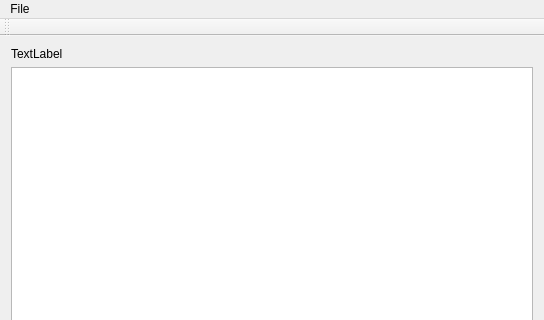
Old version of the form mainwindow.ui in the repository j71200/DentistHelper; both pictures show x 0 to 544 and y 0 to 320 of the 544 by 541 pixel window.
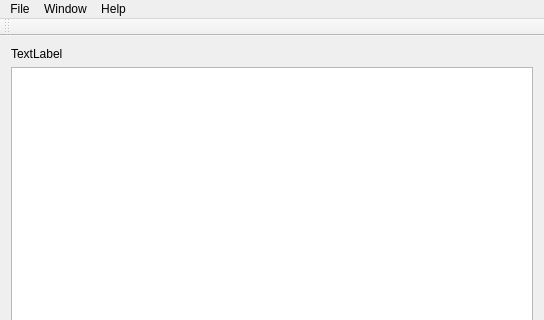
New version of the form.

Commit message: Enhance tool bar

```diff
--- a/mainwindow.ui
+++ b/mainwindow.ui
@@ -48,7 +48,19 @@
      <string>File</string>
     </property>
    </widget>
+   <widget class="QMenu" name="menuWindow">
+    <property name="title">
+     <string>Window</string>
+    </property>
+   </widget>
+   <widget class="QMenu" name="menuHelp">
+    <property name="title">
+     <string>Help</string>
+    </property>
+   </widget>
    <addaction name="menuFile"/>
+   <addaction name="menuWindow"/>
+   <addaction name="menuHelp"/>
   </widget>
   <widget class="QToolBar" name="mainToolBar">
    <attribute name="toolBarArea">
```
The commit also changes 1 other file.
